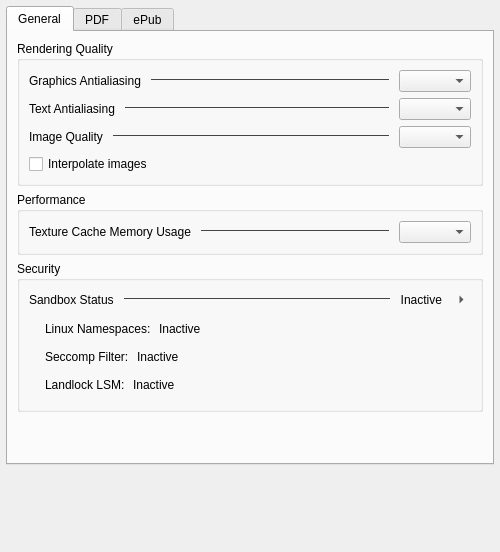
Old version of the form src/generator/config/mupdfsettingswidget.ui in the repository l4rzy/okular-mupdf-ng.
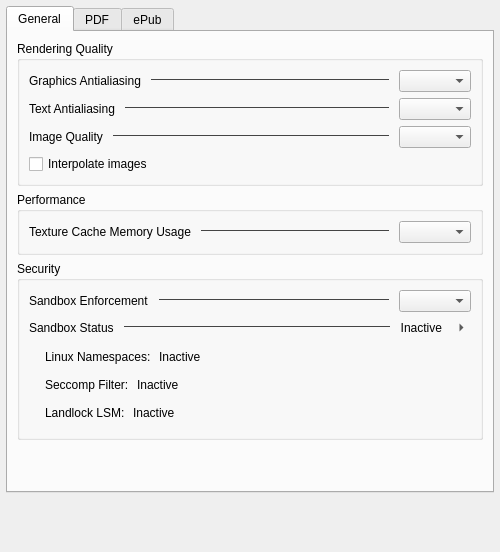
New version of the form. Custom widgets are drawn as their Qt base class.

Commit message: feat: generator placeholder image & sandbox strict mode

```diff
--- a/src/generator/config/mupdfsettingswidget.ui
+++ b/src/generator/config/mupdfsettingswidget.ui
@@ -220,6 +220,49 @@
           <property name="bottomMargin">
            <number>12</number>
           </property>
+          <item>
+           <layout class="QHBoxLayout" name="horizontalLayout_sandbox_enforcement">
+            <property name="spacing">
+             <number>10</number>
+            </property>
+            <item>
+             <widget class="QLabel" name="labelSandboxEnforcement">
+              <property name="toolTip">
+               <string>Strict refuses to process documents unless the worker sandbox is fully hardened on this host.</string>
+              </property>
+              <property name="text">
+               <string>Sandbox Enforcement</string>
+              </property>
+             </widget>
+            </item>
+            <item>
+             <widget class="QFrame" name="line_sandbox_enforcement">
+              <property name="sizePolicy">
+               <sizepolicy hsizetype="Expanding" vsizetype="Fixed">
+                <horstretch>1</horstretch>
+                <verstretch>0</verstretch>
+               </sizepolicy>
+              </property>
+              <property name="styleSheet">
+               <string notr="true">border: none; border-top: 1px solid #444444;</string>
+              </property>
+              <property name="frameShape">
+               <enum>QFrame::Shape::HLine</enum>
+              </property>
+              <property name="frameShadow">
+               <enum>QFrame::Shadow::Plain</enum>
+              </property>
+             </widget>
+            </item>
+            <item>
+             <widget class="QComboBox" name="kcfg_SandboxEnforcement">
+              <property name="toolTip">
+               <string>Strict refuses to process documents unless the worker sandbox is fully hardened on this host.</string>
+              </property>
+             </widget>
+            </item>
+           </layout>
+          </item>
           <item>
            <layout class="QHBoxLayout" name="horizontalLayout_overall_sec">
             <property name="spacing">
```
Left out of the diff: 12 changed lines with no effect on the pictures. The commit also changes 19 other files.
